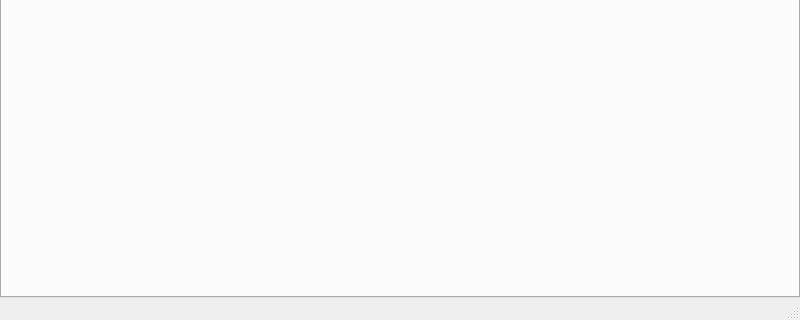
Qt form UI/wise.ui (textbrowser/wise) before a commit; both pictures show x 0 to 800 and y 280 to 600 of the 800 by 600 pixel window.
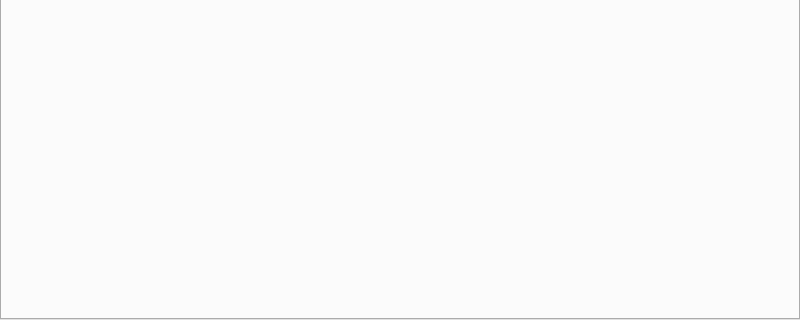
The same form after that commit. Icons and pictures are not drawn. Custom widgets are drawn as their Qt base class.

Commit message: Removed the status bar.

What changed in the file:
```diff
--- a/UI/wise.ui
+++ b/UI/wise.ui
@@ -89,7 +89,6 @@
    <addaction name="menu_View"/>
    <addaction name="menu_Help"/>
   </widget>
-  <widget class="QStatusBar" name="status_bar"/>
   <widget class="QToolBar" name="tool_bar">
    <property name="windowTitle">
     <string>toolBar</string>
```
